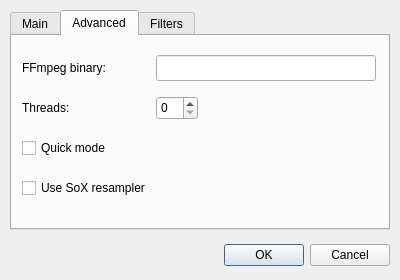
Bleuzen/FFaudioConverter, file src/settingsdialog.ui: the form before one commit.
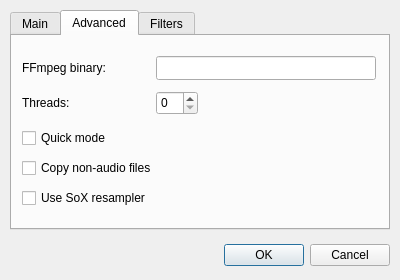
The form after the commit. The open tabs and pages were chosen to show the change.

Commit message: add option to copy files not containing audio

Patch:
```diff
--- a/src/settingsdialog.ui
+++ b/src/settingsdialog.ui
@@ -172,9 +172,9 @@
      <property name="geometry">
       <rect>
        <x>144</x>
-       <y>19</y>
+       <y>20</y>
        <width>220</width>
-       <height>26</height>
+       <height>24</height>
       </rect>
      </property>
     </widget>
@@ -182,7 +182,7 @@
      <property name="geometry">
       <rect>
        <x>10</x>
-       <y>100</y>
+       <y>90</y>
        <width>350</width>
        <height>24</height>
       </rect>
@@ -198,7 +198,7 @@
      <property name="geometry">
       <rect>
        <x>10</x>
-       <y>60</y>
+       <y>55</y>
        <width>130</width>
        <height>24</height>
       </rect>
@@ -215,7 +215,7 @@
      <property name="geometry">
       <rect>
        <x>144</x>
-       <y>60</y>
+       <y>55</y>
        <width>42</width>
        <height>24</height>
       </rect>
@@ -228,7 +228,7 @@
      <property name="geometry">
       <rect>
        <x>10</x>
-       <y>140</y>
+       <y>150</y>
        <width>350</width>
        <height>24</height>
       </rect>
@@ -240,6 +240,22 @@
       <string>Use SoX resampler</string>
      </property>
     </widget>
+    <widget class="QCheckBox" name="checkBox_CopyNonAudioFiles">
+     <property name="geometry">
+      <rect>
+       <x>10</x>
+       <y>120</y>
+       <width>350</width>
+       <height>24</height>
+      </rect>
+     </property>
+     <property name="toolTip">
+      <string>Copy any file not containing audio to the output directory</string>
+     </property>
+     <property name="text">
+      <string>Copy non-audio files</string>
+     </property>
+    </widget>
    </widget>
    <widget class="QWidget" name="tab_Filters">
     <attribute name="title">
```
Left out of the diff: 2 changed lines with no effect on the pictures. The commit also changes 8 other files.
